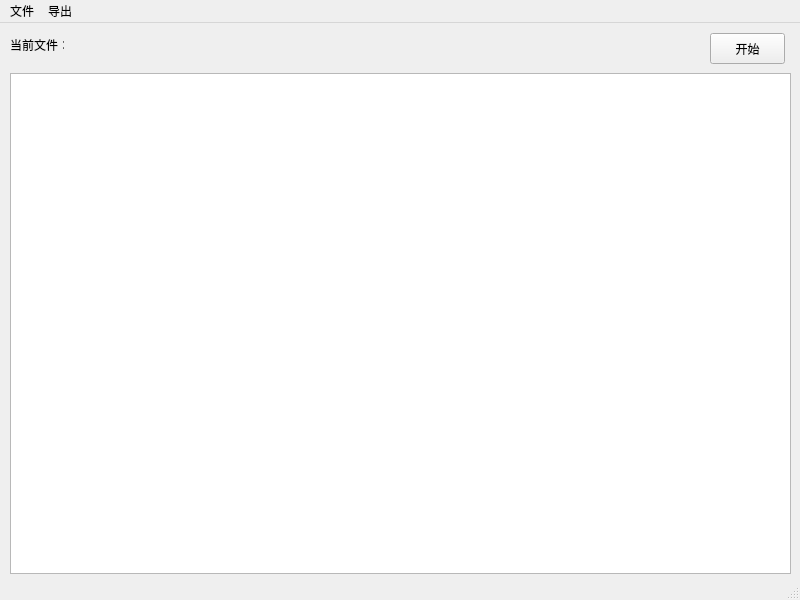
ElvisWangTech/wrt, file WRT.ui: the form before one commit.
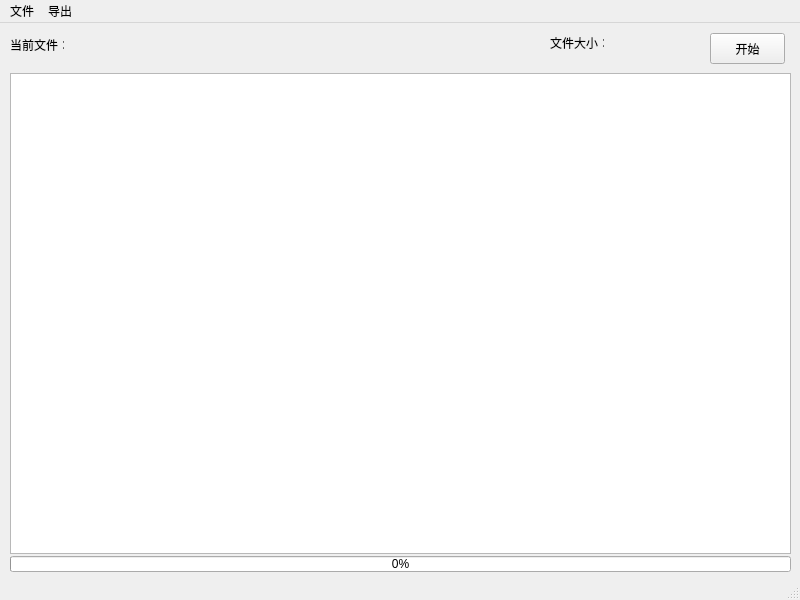
The form after the commit. Icons and pictures are not drawn.

Patch:
```diff
--- a/WRT.ui
+++ b/WRT.ui
@@ -22,7 +22,7 @@
      <rect>
       <x>90</x>
       <y>10</y>
-      <width>561</width>
+      <width>421</width>
       <height>21</height>
      </rect>
     </property>
@@ -62,13 +62,52 @@
       <x>10</x>
       <y>50</y>
       <width>781</width>
-      <height>501</height>
+      <height>481</height>
      </rect>
     </property>
     <property name="readOnly">
      <bool>true</bool>
     </property>
    </widget>
+   <widget class="QLabel" name="label_2">
+    <property name="geometry">
+     <rect>
+      <x>550</x>
+      <y>10</y>
+      <width>54</width>
+      <height>20</height>
+     </rect>
+    </property>
+    <property name="text">
+     <string>文件大小：</string>
+    </property>
+   </widget>
+   <widget class="QLabel" name="fileSize">
+    <property name="geometry">
+     <rect>
+      <x>610</x>
+      <y>10</y>
+      <width>81</width>
+      <height>21</height>
+     </rect>
+    </property>
+    <property name="text">
+     <string/>
+    </property>
+   </widget>
+   <widget class="QProgressBar" name="progressBar">
+    <property name="geometry">
+     <rect>
+      <x>10</x>
+      <y>533</y>
+      <width>781</width>
+      <height>16</height>
+     </rect>
+    </property>
+    <property name="value">
+     <number>0</number>
+    </property>
+   </widget>
   </widget>
   <widget class="QMenuBar" name="menubar">
    <property name="geometry">
```
